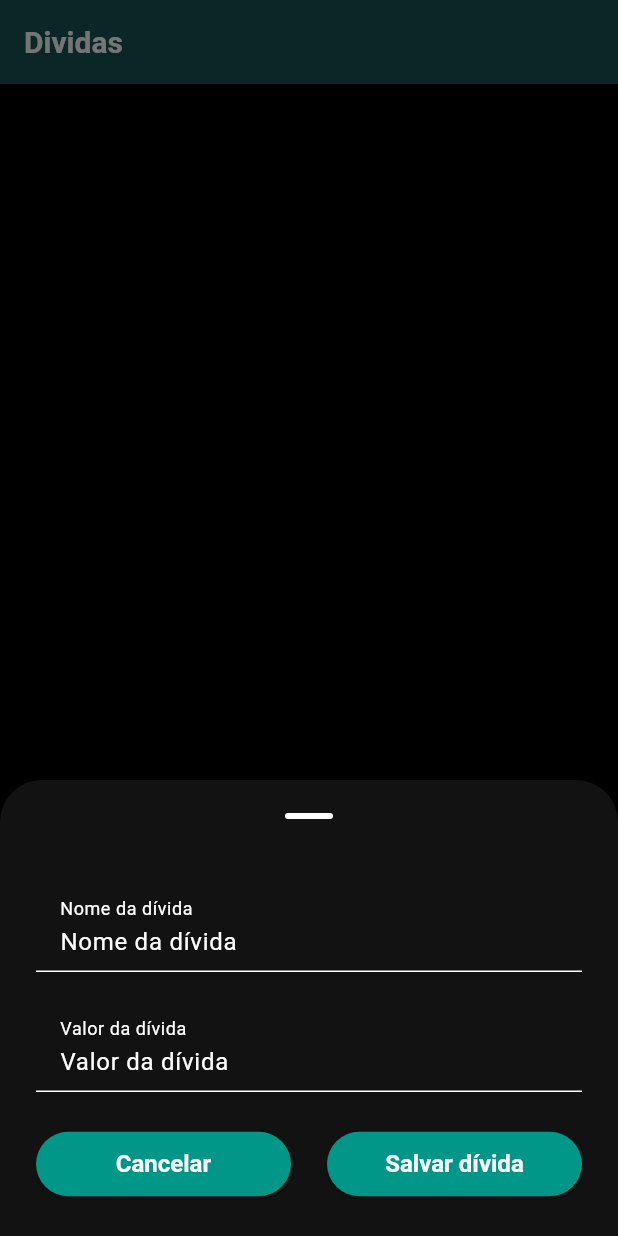
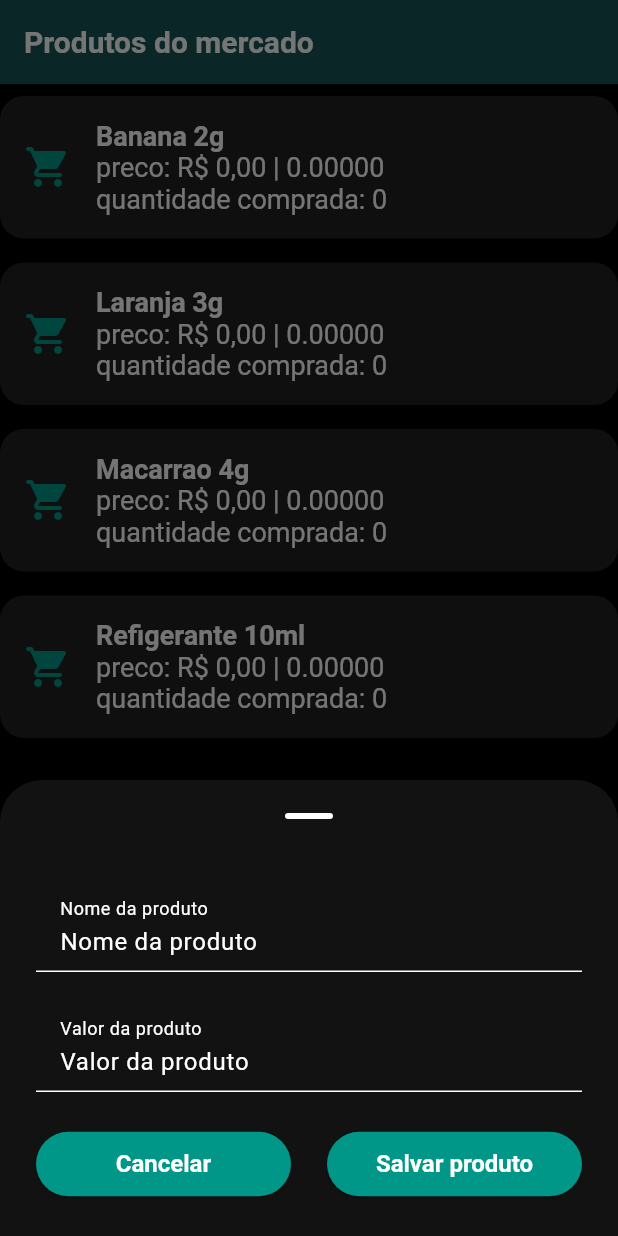
Before and after one commit to leandrorochaadm/limit_spending, a Flutter app: the screen it shows after launch, after a tap on the "add" icon, on a phone screen of 412 x 824 dp. Run offline on Flutter 3.47's test engine with Material 3 defaults, Android fonts, the phone set to English and light mode, and no system bars; our stand-ins replace cloud_firestore, equatable, firebase_core; accounts and stored records are empty; generated files the repository leaves out were written again.

Commit message:
supermarket presentation

```diff
--- a/lib/core/core.dart
+++ b/lib/core/core.dart
@@ -1,4 +1,5 @@
 export 'constants/constants.dart';
+export 'enums/enums.dart';
 export 'extensions/extensions.dart';
 export 'factories/factories.dart';
 export 'use_case/use_case.dart';
--- a/lib/core/enums/enums.dart
+++ b/lib/core/enums/enums.dart
@@ -1,11 +1,9 @@
 enum UnitOfMeasure {
-  teste,
-  // grams('gramas', 'g'),
-  // milliliters('mililitros', 'ml'),
-  //
-  //
-  // final String name;
-  // final String symbol;
-  //
-  // const UnitOfMeasure(this.name, this.symbol);
+  grams('gramas', 'g'),
+  milliliters('mililitros', 'ml');
+
+  final String name;
+  final String symbol;
+
+  const UnitOfMeasure(this.name, this.symbol);
 }
--- a/lib/core/factories/factories.dart
+++ b/lib/core/factories/factories.dart
@@ -2,3 +2,4 @@ export 'category_factory.dart';
 export 'debt_factory.dart';
 export 'expense_factory.dart';
 export 'payment_method_factory.dart';
+export 'supermarket_factory.dart';
--- /dev/null
+++ b/lib/core/factories/supermarket_factory.dart
@@ -0,0 +1,4 @@
+import '../../features/supermarket/supermarket.dart';
+
+SupermarketController supermarketControllerFactory() => SupermarketController();
+SupermarketPage supermarketPageFactory() => SupermarketPage(supermarketControllerFactory());
--- a/lib/core/widgets/widgets.dart
+++ b/lib/core/widgets/widgets.dart
@@ -1 +1,2 @@
+export 'snack_bar_custom.dart';
 export 'text_field_custom_widget.dart';
--- a/lib/features/supermarket/domain/entities/historic_price_entity.dart
+++ b/lib/features/supermarket/domain/entities/historic_price_entity.dart
@@ -1,9 +1,13 @@
 import '../../supermarket.dart';
 
-class HistoricPrice {
+class HistoricPurchase {
   final SupermarketEntity supermarket;
   final double price;
   final DateTime date;
+  final double quantity;
 
-  HistoricPrice({required this.supermarket, required this.price, required this.date});
+  HistoricPurchase({required this.supermarket, required this.price, required this.date, required this.quantity});
+
+  factory HistoricPurchase.empty() =>
+      HistoricPurchase(supermarket: SupermarketEntity(name: ''), price: 0, date: DateTime.now(), quantity: 0);
 }
--- a/lib/features/supermarket/domain/entities/product_entity.dart
+++ b/lib/features/supermarket/domain/entities/product_entity.dart
@@ -1,28 +1,57 @@
 import '../../../../core/enums/enums.dart';
 import 'historic_price_entity.dart';
-import 'supermarket_entity.dart';
 
 class ProductEntity {
   final String id;
   final String name;
   final double measure;
   final UnitOfMeasure unitOfMeasure;
-  final List<HistoricPrice> historicPrices;
+  final List<HistoricPurchase> historicPurchase;
+  final bool needToBuy;
 
   ProductEntity({
-    required this.id,
+    String? id,
     required this.name,
     required this.measure,
     required this.unitOfMeasure,
-    required this.historicPrices,
-  });
+    this.historicPurchase = const [],
+    this.needToBuy = false,
+  }) : id = id ?? DateTime.now().millisecondsSinceEpoch.toString();
 
   /// Retorna o `HistoricPrice` com o menor preço
-  HistoricPrice get bestHistoricPrice {
-    if (historicPrices.isEmpty)
-      return HistoricPrice(supermarket: SupermarketEntity(name: ''), price: 0, date: DateTime.now());
-    return historicPrices.reduce((a, b) => a.price < b.price ? a : b);
+  HistoricPurchase get bestHistoricPrice {
+    if (historicPurchase.isEmpty) {
+      return HistoricPurchase.empty();
+    }
+    return historicPurchase.reduce((a, b) => a.price < b.price ? a : b);
   }
 
   double get pricePerUnit => measure != 0 ? bestHistoricPrice.price / measure : 0.0;
+
+  double get price => measure != 0 ? bestHistoricPrice.price : 0.0;
+
+  double get quantity {
+    if (historicPurchase.isEmpty) {
+      return 0;
+    }
+    return historicPurchase.map((e) => e.quantity).reduce((a, b) => a + b);
+  }
+
+  ProductEntity copyWith({
+    String? id,
+    String? name,
+    double? measure,
+    UnitOfMeasure? unitOfMeasure,
+    List<HistoricPurchase>? historicPurchase,
+    bool? needToBuy,
+  }) {
+    return ProductEntity(
+      id: id ?? this.id,
+      name: name ?? this.name,
+      measure: measure ?? this.measure,
+      unitOfMeasure: unitOfMeasure ?? this.unitOfMeasure,
+      historicPurchase: historicPurchase ?? this.historicPurchase,
+      needToBuy: needToBuy ?? this.needToBuy,
+    );
+  }
 }
--- /dev/null
+++ b/lib/features/supermarket/presentation/presentation.dart
@@ -0,0 +1,3 @@
+export 'supermarket_controller.dart';
+export 'supermarket_page.dart';
+export 'supermarket_state.dart';
--- /dev/null
+++ b/lib/features/supermarket/presentation/supermarket_controller.dart
@@ -0,0 +1,38 @@
+import 'package:flutter/cupertino.dart';
+
+import '../../../core/enums/enums.dart';
+import '../domain/entities/entities.dart';
+import 'presentation.dart';
+
+class SupermarketController extends ValueNotifier<SupermarketState> {
+  SupermarketController() : super(SupermarketState.initial()) {
+    load();
+  }
+
+  void Function(String message, bool isError)? onMessage;
+
+  void load() {
+    value = SupermarketState(status: SupermarketStatus.loading);
+
+    final products = [
+      ProductEntity(name: 'Banana', measure: 2, unitOfMeasure: UnitOfMeasure.grams),
+      ProductEntity(name: 'Laranja', measure: 2.5, unitOfMeasure: UnitOfMeasure.grams),
+      ProductEntity(name: 'Macarrao', measure: 4, unitOfMeasure: UnitOfMeasure.grams),
+      ProductEntity(name: 'Refigerante', measure: 10, unitOfMeasure: UnitOfMeasure.milliliters),
+    ];
+
+    value = SupermarketState(status: SupermarketStatus.success, products: products);
+  }
+
+  void deleteProduct(String productId) {
+    value = SupermarketState(status: SupermarketStatus.loading);
+  }
+
+  Future<void> createProduct(ProductEntity product) async {
+    value = SupermarketState(status: SupermarketStatus.loading);
+  }
+
+  Future<void> updateProduct(ProductEntity product) async {
+    value = SupermarketState(status: SupermarketStatus.loading);
+  }
+}
--- /dev/null
+++ b/lib/features/supermarket/presentation/supermarket_page.dart
@@ -0,0 +1,285 @@
+import 'package:flutter/material.dart';
+
+import '../../../core/core.dart';
+import '../domain/entities/entities.dart';
+import 'presentation.dart';
+
+class SupermarketPage extends StatelessWidget {
+  final SupermarketController supermarketController;
+
+  const SupermarketPage(this.supermarketController, {super.key});
+
+  @override
+  Widget build(BuildContext context) {
+    supermarketController.onMessage = (String message, bool isError) {
+      SnackBarCustom(
+        context: context,
+        message: message,
+        isError: isError,
+        duration: const Duration(seconds: 1),
+      );
+    };
+
+    return ValueListenableBuilder(
+      valueListenable: supermarketController,
+      builder: (context, state, __) {
+        return Scaffold(
+          appBar: AppBar(title: const Text('Produtos do mercado'), elevation: 7),
+          floatingActionButton: FloatingActionButton(
+            onPressed: () {
+              modalCreateSupermarket(context);
+            },
+            child: const Icon(Icons.add),
+          ),
+          body: buildBodyWidget(state),
+        );
+      },
+    );
+  }
+
+  Widget buildBodyWidget(SupermarketState state) {
+    if (state.status == SupermarketStatus.loading) {
+      return const Center(child: CircularProgressIndicator());
+    } else if (state.status == SupermarketStatus.error) {
+      return Center(child: Text('${state.messageToUser}'));
+    } else if (state.status == SupermarketStatus.information) {
+      return Center(child: Text('${state.messageToUser}'));
+    }
+
+    final products = state.products;
+    return Padding(
+      padding: const EdgeInsets.only(bottom: 120.0),
+      child: ListView.builder(
+        itemCount: products.length,
+        itemBuilder: (context, index) {
+          final product = products[index];
+
+          return Dismissible(
+            key: Key(product.id),
+            direction: product.needToBuy ? DismissDirection.none : DismissDirection.horizontal,
+            confirmDismiss: (direction) async {
+              Future<bool?>? resultDismiss;
+              if (direction == DismissDirection.endToStart) {
+                if (product.needToBuy) {
+                  resultDismiss = showDialog<bool>(
+                    context: context,
+                    barrierDismissible: false,
+                    builder: (context) {
+                      return AlertDialog(
+                        title: const Text('Aviso'),
+                        content: const Text(
+                          'Cartão de crédito não pode ser excluido, pague a divida do cartão que ela será excluida automaticamente',
+                          textAlign: TextAlign.justify,
+                        ),
+                        actions: [
+                          TextButton(
+                            onPressed: () {
+                              Navigator.of(context).pop(false);
+                            },
+                            child: const Text('Ok'),
+                          ),
+                        ],
+                      );
+                    },
+                  );
+                } else {
+                  resultDismiss = showDialog<bool>(
+                    context: context,
+                    builder: (context) {
+                      return AlertDialog(
+                        title: const Text('Excluir divida'),
+                        content: const Text('Deseja realmente excluir esta divida?'),
+                        actions: [
+                          TextButton(
+                            child: const Text('Cancelar'),
+                            onPressed: () {
+                              Navigator.of(context).pop(false);
+                            },
+                          ),
+                          TextButton(
+                            child: const Text('Excluir'),
+                            onPressed: () {
+                              Navigator.of(context).pop(true);
+                            },
+                          ),
+                        ],
+                      );
+                    },
+                  );
+                }
+              }
+
+              if (direction == DismissDirection.startToEnd) {
+                resultDismiss = modalCreateSupermarket(context, product: product);
+              }
+              return resultDismiss;
+            },
+            onDismissed: (direction) {
+              if (direction == DismissDirection.endToStart) {
+                supermarketController.deleteProduct(product.id);
+              }
+            },
+            background: Container(
+              color: Theme.of(context).colorScheme.inversePrimary,
+              alignment: Alignment.centerLeft,
+              padding: const EdgeInsets.symmetric(horizontal: 20.0),
+              child: Icon(
+                Icons.edit,
+                color: Theme.of(context).colorScheme.primary,
+              ),
+            ),
+            secondaryBackground: Container(
+              color: Theme.of(context).colorScheme.error,
+              alignment: Alignment.centerRight,
+              padding: const EdgeInsets.symmetric(horizontal: 20.0),
+              child: Icon(
+                Icons.delete,
+                color: Theme.of(context).colorScheme.onPrimary,
+              ),
+            ),
+            child: Card(
+              child: ListTile(
+                title: Text('${product.name} ${product.measure.toStringAsFixed(0)}${product.unitOfMeasure.symbol}'),
+                subtitle: Column(
+                  crossAxisAlignment: CrossAxisAlignment.start,
+                  children: [
+                    Text('preco: ${product.price.toCurrency()} | ${product.pricePerUnit.toStringAsFixed(5)}'),
+                    Text('quantidade comprada: ${product.quantity.toStringAsFixed(0)}'),
+                  ],
+                ),
+                leading: Icon(
+                  product.needToBuy ? Icons.shopping_cart_outlined : Icons.shopping_cart_rounded,
+                  size: 32,
+                ),
+                onTap: () {
+                  /*   showDialog<void>(
+                    context: context,
+                    barrierDismissible: false,
+                    builder: (context) {
+                      return AlertDialog(
+                        title: const Text('Deseja pagar pagar divida?'),
+                        content: const Text(
+                          'Escolha a forma de pagamento',
+                        ),
+                        actions: [
+                          TextButton(
+                            child: const Text('Não'),
+                            onPressed: () {
+                              Navigator.of(context).pop();
+                            },
+                          ),
+                          TextButton(
+                            child: const Text('Sim'),
+                            onPressed: () {
+                              Navigator.pop(context);
+                              Navigator.push(
+                                context,
+                                MaterialPageRoute(
+                                  builder: (context) => PaymentMethodPage(
+                                    paymentMethodNotifierFactory(product.id),
+                                    onGoBack: supermarketController.load,
+                                  ),
+                                ),
+                              );
+                            },
+                          ),
+                        ],
+                      );
+                    },
+                  );*/
+                },
+              ),
+            ),
+          );
+        },
+      ),
+    );
+  }
+
+  Future<bool?> modalCreateSupermarket(BuildContext context, {ProductEntity? product}) {
+    final bool isEdit = product != null;
+    final TextEditingController nameEC = TextEditingController(text: product?.name);
+    final FocusNode nameFN = FocusNode();
+
+    final TextEditingController valueEC = TextEditingController(text: product?.price.toStringAsFixed(2));
+    final FocusNode valueFN = FocusNode();
+
+    return showModalBottomSheet<bool>(
+      context: context,
+      useSafeArea: true,
+      enableDrag: true,
+      showDragHandle: true,
+      isScrollControlled: true,
+      // Permite o ajuste com o teclado
+      isDismissible: false,
+      builder: (BuildContext contextModal) {
+        return SingleChildScrollView(
+          child: Padding(
+            padding: EdgeInsets.only(
+              left: 24,
+              right: 24,
+              top: 24,
+              bottom: MediaQuery.of(contextModal).viewInsets.bottom + 24,
+            ),
+            child: Column(
+              mainAxisSize: MainAxisSize.min,
+              children: <Widget>[
+                TextFieldCustomWidget(
+                  controller: nameEC,
+                  focusNode: nameFN,
+                  hintText: 'Nome da produto',
+                ),
+                const SizedBox(height: 24),
+                TextFieldCustomWidget(
+                  controller: valueEC,
+                  focusNode: valueFN,
+                  hintText: 'Valor da produto',
+                  keyboardType: const TextInputType.numberWithOptions(decimal: true),
+                ),
+                const SizedBox(height: 24),
+                Row(
+                  children: [
+                    Expanded(
+                      child: ElevatedButton(
+                        onPressed: () {
+                          Navigator.of(contextModal).pop(false);
+                        },
+                        child: const Text('Cancelar'),
+                      ),
+                    ),
+                    const SizedBox(width: 24),
+                    Expanded(
+                      child: ElevatedButton(
+                        onPressed: () async {
+                          final valueDouble = double.parse(valueEC.text.toPointFormat());
+                          if (isEdit) {
+                            await supermarketController.updateProduct(
+                              product.copyWith(
+                                name: nameEC.text,
+                                measure: valueDouble,
+                              ),
+                            );
+                          } else {
+                            await supermarketController.createProduct(
+                              ProductEntity(
+                                name: nameEC.text,
+                                measure: valueDouble,
+                                unitOfMeasure: UnitOfMeasure.grams,
+                              ),
+                            );
+                          }
+                          Navigator.of(contextModal).pop(false);
+                        },
+                        child: const Text('Salvar produto'),
+                      ),
+                    ),
+                  ],
+                ),
+              ],
+            ),
+          ),
+        );
+      },
+    );
+  }
+}
--- /dev/null
+++ b/lib/features/supermarket/presentation/supermarket_state.dart
@@ -0,0 +1,25 @@
+import '../domain/domain.dart';
+
+enum SupermarketStatus { initial, loading, success, error, information }
+
+class SupermarketState {
+  final SupermarketStatus status;
+  final String? messageToUser;
+  final List<ProductEntity> products;
+
+  SupermarketState({required this.status, this.messageToUser, this.products = const []});
+
+  SupermarketState.initial() : this(status: SupermarketStatus.initial, messageToUser: null, products: []);
+
+  SupermarketState copyWith({
+    SupermarketStatus? status,
+    String? messageToUser,
+    List<ProductEntity>? products,
+  }) {
+    return SupermarketState(
+      status: status ?? this.status,
+      messageToUser: messageToUser ?? this.messageToUser,
+      products: products ?? this.products,
+    );
+  }
+}
--- a/lib/features/supermarket/supermarket.dart
+++ b/lib/features/supermarket/supermarket.dart
@@ -1 +1,2 @@
 export 'domain/domain.dart';
+export 'presentation/presentation.dart';
--- a/lib/main.dart
+++ b/lib/main.dart
@@ -21,7 +21,8 @@ class MyApp extends StatelessWidget {
       debugShowCheckedModeBanner: false,
       themeMode: ThemeMode.dark,
       theme: ThemeDataCustom.darkTheme,
-      home: makeDebtPage(),
+      // home: makeDebtPage(),
+      home: supermarketPageFactory(),
     );
   }
 }
```
